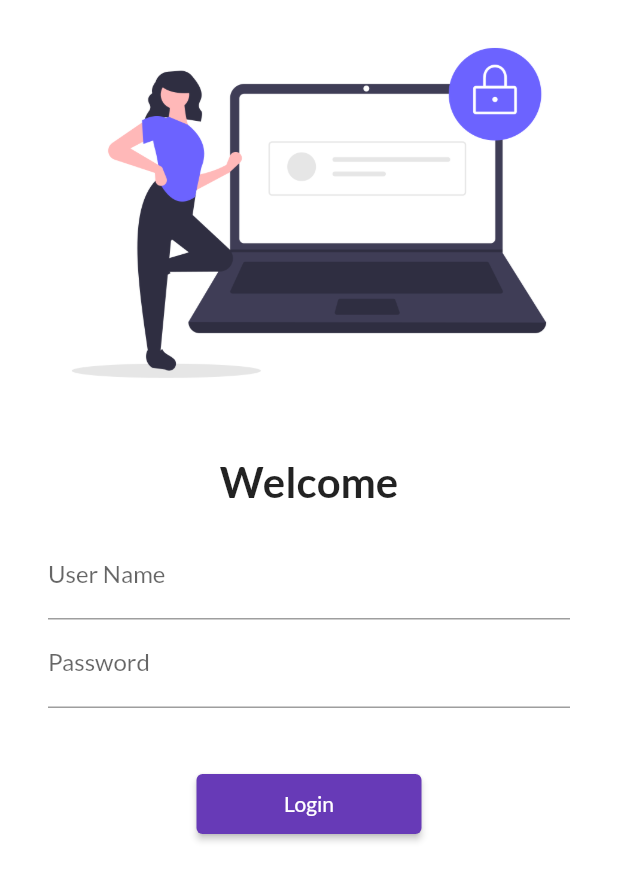
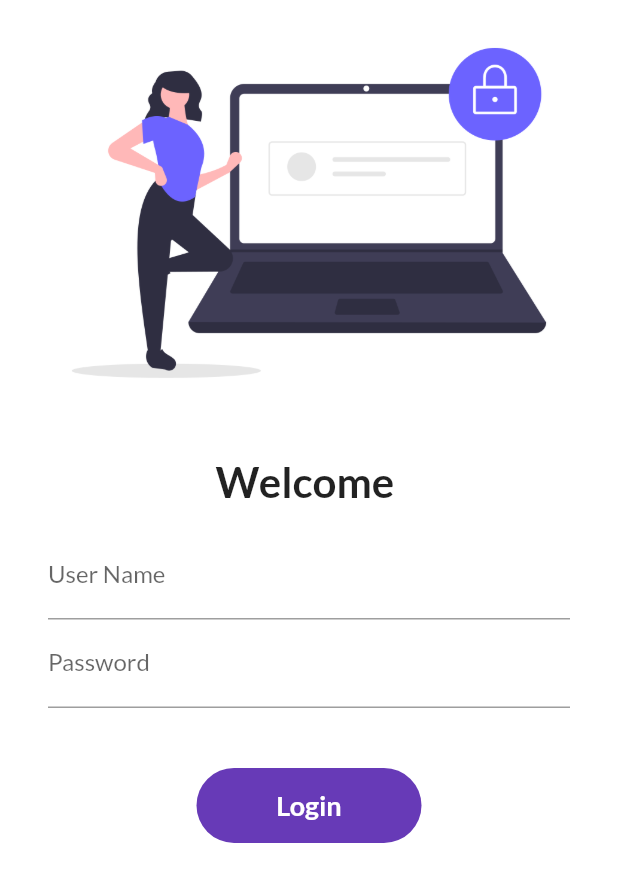
Before and after one commit to nazeerahmad/30DaysOfFlutter, a Flutter app: the screen it shows after launch, on a phone screen of 412 x 824 dp. Shown: the top 882 px of the screen. Run offline on Flutter 3.47's test engine with Material 2 defaults, Android fonts, the phone set to English and light mode, and no system bars; our stand-ins replace google_fonts.

Commit message:
day6 completd

```diff
--- a/lib/screens/login_page.dart
+++ b/lib/screens/login_page.dart
@@ -1,7 +1,14 @@
 import 'package:flutter/material.dart';
 import 'package:flutter_catalog/utils/routes.dart';
 
-class LoginPage extends StatelessWidget {
+class LoginPage extends StatefulWidget {
+  @override
+  _LoginPageState createState() => _LoginPageState();
+}
+
+class _LoginPageState extends State<LoginPage> {
+  String name = "";
+  bool changeButton = false;
   @override
   Widget build(BuildContext context) {
     return Material(
@@ -20,7 +27,7 @@ class LoginPage extends StatelessWidget {
                 height: 20,
               ),
               Text(
-                "Welcome",
+                "Welcome $name",
                 style: TextStyle(
                     fontSize: 28,
                     fontStyle: FontStyle.normal,
@@ -34,6 +41,10 @@ class LoginPage extends StatelessWidget {
                     TextFormField(
                       decoration: InputDecoration(
                           hintText: "Enter User Name", labelText: "User Name"),
+                      onChanged: (value) {
+                        name = value;
+                        setState(() {});
+                      },
                     ),
                     TextFormField(
                       decoration: InputDecoration(
@@ -43,13 +54,45 @@ class LoginPage extends StatelessWidget {
                     SizedBox(
                       height: 40,
                     ),
-                    ElevatedButton(
-                      onPressed: () {
+                    InkWell(
+                      onTap: () async {
+                        setState(() {
+                          changeButton = true;
+                        });
+                        await Future.delayed(Duration(seconds: 1));
                         Navigator.pushNamed(context, MyRoutes.homeRoute);
                       },
-                      child: Text("Login"),
-                      style: TextButton.styleFrom(minimumSize: Size(150, 40)),
+                      child: AnimatedContainer(
+                        duration: Duration(seconds: 1),
+                        width: changeButton ? 50 : 150,
+                        height: 50,
+                        alignment: Alignment.center,
+                        child: changeButton
+                            ? Icon(
+                                Icons.done,
+                                color: Colors.white,
+                              )
+                            : Text(
+                                "Login",
+                                style: TextStyle(
+                                    color: Colors.white,
+                                    fontWeight: FontWeight.bold,
+                                    fontSize: 18),
+                              ),
+                        decoration: BoxDecoration(
+                            color: Colors.deepPurple,
+                            borderRadius:
+                                BorderRadius.circular(50)),
+                      ),
                     )
+
+                    // ElevatedButton(
+                    //   onPressed: () {
+                    //     Navigator.pushNamed(context, MyRoutes.homeRoute);
+                    //   },
+                    //   child: Text("Login"),
+                    //   style: TextButton.styleFrom(minimumSize: Size(150, 40)),
+                    // )
                   ],
                 ),
               )
```
